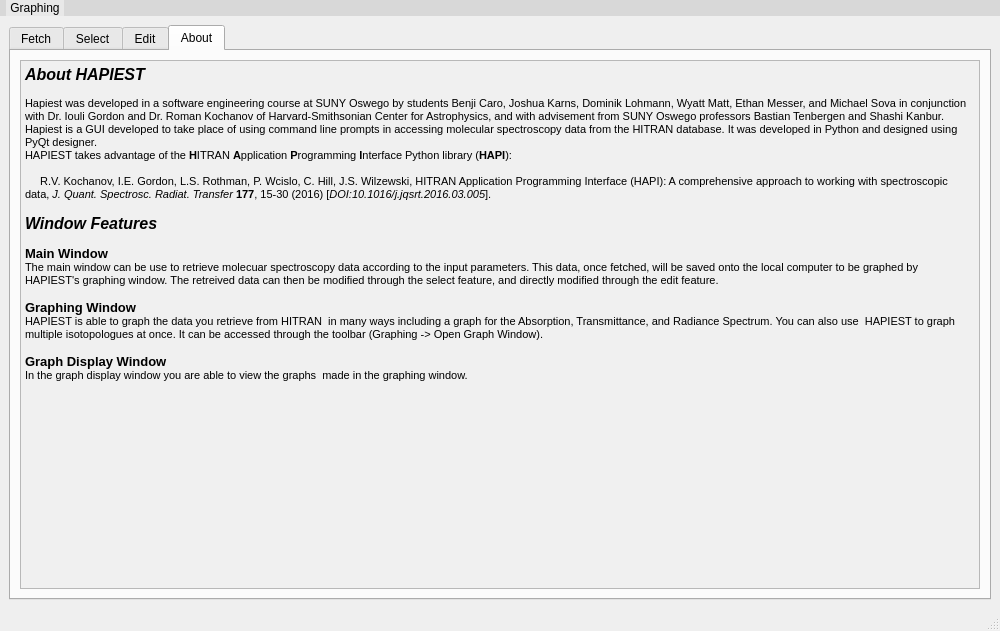
Qt form layouts/main_window.ui (hitranonline/hapiest) before a commit.
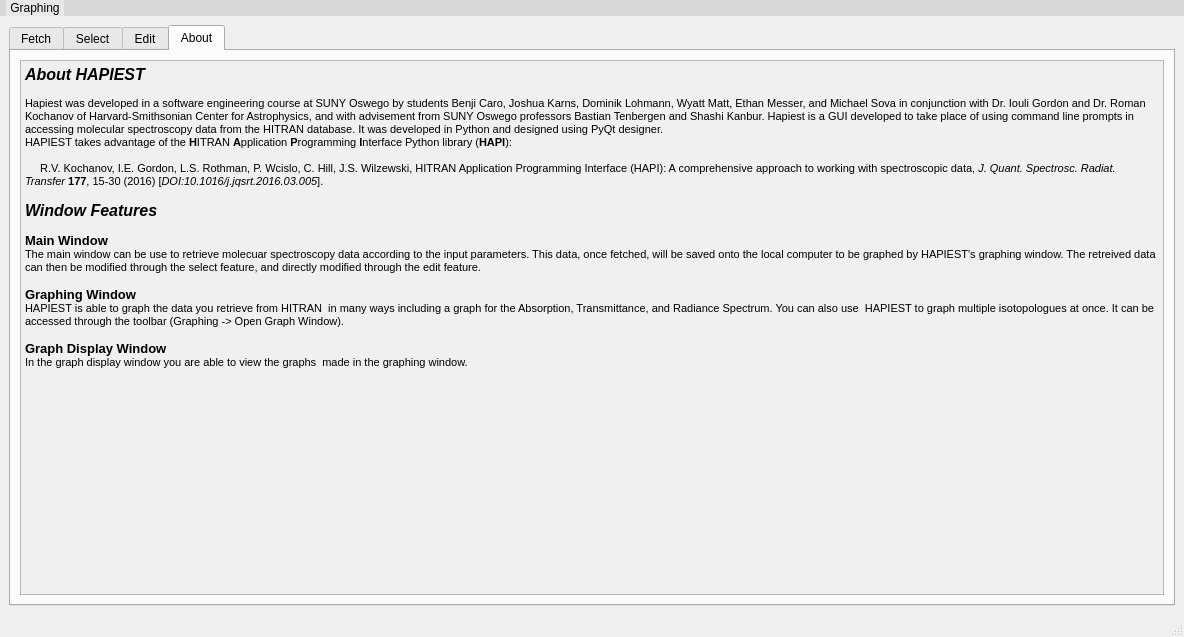
The same form after that commit. The open tabs and pages were chosen to show the change.

Commit message: Removed redundant current_table_label

```diff
--- a/layouts/main_window.ui
+++ b/layouts/main_window.ui
@@ -6,8 +6,8 @@
    <rect>
     <x>0</x>
     <y>0</y>
-    <width>1000</width>
-    <height>631</height>
+    <width>1184</width>
+    <height>637</height>
    </rect>
   </property>
   <property name="sizePolicy">
@@ -1113,24 +1113,24 @@
            <string>&lt;!DOCTYPE HTML PUBLIC &quot;-//W3C//DTD HTML 4.0//EN&quot; &quot;http://www.w3.org/TR/REC-html40/strict.dtd&quot;&gt;
 &lt;html&gt;&lt;head&gt;&lt;meta name=&quot;qrichtext&quot; content=&quot;1&quot; /&gt;&lt;style type=&quot;text/css&quot;&gt;
 p, li { white-space: pre-wrap; }
-&lt;/style&gt;&lt;/head&gt;&lt;body style=&quot; font-family:'MS Shell Dlg 2'; font-size:7.5pt; font-weight:400; font-style:normal;&quot;&gt;
-&lt;p style=&quot; margin-top:0px; margin-bottom:0px; margin-left:0px; margin-right:0px; -qt-block-indent:0; text-indent:0px;&quot;&gt;&lt;span style=&quot; font-size:12pt; font-weight:600; font-style:italic;&quot;&gt;About HAPIEST&lt;/span&gt;&lt;/p&gt;
-&lt;p style=&quot; margin-top:0px; margin-bottom:0px; margin-left:0px; margin-right:0px; -qt-block-indent:0; text-indent:0px;&quot;&gt;&lt;span style=&quot; font-size:8pt;&quot;&gt;               &lt;/span&gt;&lt;/p&gt;
-&lt;p style=&quot; margin-top:0px; margin-bottom:0px; margin-left:0px; margin-right:0px; -qt-block-indent:0; text-indent:0px;&quot;&gt;&lt;span style=&quot; font-size:8pt;&quot;&gt;Hapiest was developed in a software engineering course at SUNY Oswego by students Benji Caro, Joshua Karns, Dominik Lohmann, Wyatt Matt, Ethan Messer, and Michael Sova in conjunction with Dr. Iouli Gordon and Dr. Roman Kochanov of Harvard-Smithsonian Center for Astrophysics, and with advisement from SUNY Oswego professors Bastian Tenbergen and Shashi Kanbur. Hapiest is a GUI developed to take place of using command line prompts in accessing molecular spectroscopy data from the HITRAN database. It was developed in Python and designed using PyQt designer.&lt;/span&gt;&lt;/p&gt;
-&lt;p style=&quot; margin-top:0px; margin-bottom:0px; margin-left:0px; margin-right:0px; -qt-block-indent:0; text-indent:0px;&quot;&gt;&lt;span style=&quot; font-size:8pt;&quot;&gt;HAPIEST takes advantage of the &lt;/span&gt;&lt;span style=&quot; font-size:8pt; font-weight:600;&quot;&gt;H&lt;/span&gt;&lt;span style=&quot; font-size:8pt;&quot;&gt;ITRAN &lt;/span&gt;&lt;span style=&quot; font-size:8pt; font-weight:600;&quot;&gt;A&lt;/span&gt;&lt;span style=&quot; font-size:8pt;&quot;&gt;pplication &lt;/span&gt;&lt;span style=&quot; font-size:8pt; font-weight:600;&quot;&gt;P&lt;/span&gt;&lt;span style=&quot; font-size:8pt;&quot;&gt;rogramming &lt;/span&gt;&lt;span style=&quot; font-size:8pt; font-weight:600;&quot;&gt;I&lt;/span&gt;&lt;span style=&quot; font-size:8pt;&quot;&gt;nterface Python library (&lt;/span&gt;&lt;span style=&quot; font-size:8pt; font-weight:600;&quot;&gt;HAPI&lt;/span&gt;&lt;span style=&quot; font-size:8pt;&quot;&gt;):&lt;/span&gt;&lt;/p&gt;
-&lt;p style=&quot;-qt-paragraph-type:empty; margin-top:0px; margin-bottom:0px; margin-left:0px; margin-right:0px; -qt-block-indent:0; text-indent:0px; font-size:8pt;&quot;&gt;&lt;br /&gt;&lt;/p&gt;
-&lt;p style=&quot; margin-top:0px; margin-bottom:0px; margin-left:0px; margin-right:0px; -qt-block-indent:0; text-indent:0px;&quot;&gt;&lt;span style=&quot; font-size:8pt;&quot;&gt;     R.V. Kochanov, I.E. Gordon, L.S. Rothman, P. Wcislo, C. Hill, J.S. Wilzewski, HITRAN Application Programming Interface (HAPI): A comprehensive approach to working with spectroscopic data, &lt;/span&gt;&lt;span style=&quot; font-size:8pt; font-style:italic;&quot;&gt;J. Quant. Spectrosc. Radiat. Transfer&lt;/span&gt;&lt;span style=&quot; font-size:8pt;&quot;&gt; &lt;/span&gt;&lt;span style=&quot; font-size:8pt; font-weight:600;&quot;&gt;177&lt;/span&gt;&lt;span style=&quot; font-size:8pt;&quot;&gt;, 15-30 (2016) [&lt;/span&gt;&lt;span style=&quot; font-size:8pt; font-style:italic;&quot;&gt;DOI:10.1016/j.jqsrt.2016.03.005&lt;/span&gt;&lt;span style=&quot; font-size:8pt;&quot;&gt;].&lt;/span&gt;&lt;/p&gt;
-&lt;p style=&quot; margin-top:0px; margin-bottom:0px; margin-left:0px; margin-right:0px; -qt-block-indent:0; text-indent:0px;&quot;&gt;&lt;span style=&quot; font-size:8pt;&quot;&gt;           &lt;/span&gt;&lt;/p&gt;
-&lt;p style=&quot; margin-top:0px; margin-bottom:0px; margin-left:0px; margin-right:0px; -qt-block-indent:0; text-indent:0px;&quot;&gt;&lt;span style=&quot; font-size:12pt; font-weight:600; font-style:italic;&quot;&gt;Window Features &lt;/span&gt;&lt;span style=&quot; font-size:12pt;&quot;&gt;               &lt;/span&gt;&lt;span style=&quot; font-size:8pt;&quot;&gt;                &lt;/span&gt;&lt;/p&gt;
-&lt;p style=&quot;-qt-paragraph-type:empty; margin-top:0px; margin-bottom:0px; margin-left:0px; margin-right:0px; -qt-block-indent:0; text-indent:0px; font-size:8pt;&quot;&gt;&lt;br /&gt;&lt;/p&gt;
-&lt;p style=&quot; margin-top:0px; margin-bottom:0px; margin-left:0px; margin-right:0px; -qt-block-indent:0; text-indent:0px;&quot;&gt;&lt;span style=&quot; font-size:10pt; font-weight:600;&quot;&gt;Main Window&lt;/span&gt;&lt;span style=&quot; font-size:10pt;&quot;&gt; &lt;/span&gt;&lt;span style=&quot; font-size:8pt;&quot;&gt;                &lt;/span&gt;&lt;/p&gt;
-&lt;p style=&quot; margin-top:0px; margin-bottom:0px; margin-left:0px; margin-right:0px; -qt-block-indent:0; text-indent:0px;&quot;&gt;&lt;span style=&quot; font-size:8pt;&quot;&gt;The main window can be use to retrieve molecuar spectroscopy data according to the input parameters. This data, once fetched, will be saved onto the local computer to be graphed by HAPIEST's graphing window. The retreived data can then be modified through the select feature, and directly modified through the edit feature.                &lt;/span&gt;&lt;/p&gt;
-&lt;p style=&quot;-qt-paragraph-type:empty; margin-top:0px; margin-bottom:0px; margin-left:0px; margin-right:0px; -qt-block-indent:0; text-indent:0px; font-size:8pt;&quot;&gt;&lt;br /&gt;&lt;/p&gt;
-&lt;p style=&quot; margin-top:0px; margin-bottom:0px; margin-left:0px; margin-right:0px; -qt-block-indent:0; text-indent:0px;&quot;&gt;&lt;span style=&quot; font-size:10pt; font-weight:600;&quot;&gt;Graphing Window&lt;/span&gt;&lt;span style=&quot; font-size:10pt;&quot;&gt; &lt;/span&gt;&lt;span style=&quot; font-size:8pt;&quot;&gt;                &lt;/span&gt;&lt;/p&gt;
-&lt;p style=&quot; margin-top:0px; margin-bottom:0px; margin-left:0px; margin-right:0px; -qt-block-indent:0; text-indent:0px;&quot;&gt;&lt;span style=&quot; font-size:8pt;&quot;&gt;HAPIEST is able to graph the data you retrieve from HITRAN  in many ways including a graph for the Absorption, Transmittance, and Radiance Spectrum. You can also use  HAPIEST to graph multiple isotopologues at once. It can be accessed through the toolbar (Graphing -&amp;gt; Open Graph Window).                &lt;/span&gt;&lt;/p&gt;
-&lt;p style=&quot;-qt-paragraph-type:empty; margin-top:0px; margin-bottom:0px; margin-left:0px; margin-right:0px; -qt-block-indent:0; text-indent:0px; font-size:8pt;&quot;&gt;&lt;br /&gt;&lt;/p&gt;
-&lt;p style=&quot; margin-top:0px; margin-bottom:0px; margin-left:0px; margin-right:0px; -qt-block-indent:0; text-indent:0px;&quot;&gt;&lt;span style=&quot; font-size:10pt; font-weight:600;&quot;&gt;Graph Display Window&lt;/span&gt;&lt;span style=&quot; font-size:10pt;&quot;&gt; &lt;/span&gt;&lt;span style=&quot; font-size:8pt;&quot;&gt;                &lt;/span&gt;&lt;/p&gt;
-&lt;p style=&quot; margin-top:0px; margin-bottom:0px; margin-left:0px; margin-right:0px; -qt-block-indent:0; text-indent:0px;&quot;&gt;&lt;span style=&quot; font-size:8pt;&quot;&gt;In the graph display window you are able to view the graphs  made in the graphing window.            &lt;/span&gt;&lt;/p&gt;&lt;/body&gt;&lt;/html&gt;</string>
+&lt;/style&gt;&lt;/head&gt;&lt;body style=&quot; font-family:'DejaVu Sans Mono'; font-size:10pt; font-weight:400; font-style:normal;&quot;&gt;
+&lt;p style=&quot; margin-top:0px; margin-bottom:0px; margin-left:0px; margin-right:0px; -qt-block-indent:0; text-indent:0px;&quot;&gt;&lt;span style=&quot; font-family:'MS Shell Dlg 2'; font-size:12pt; font-weight:600; font-style:italic;&quot;&gt;About HAPIEST&lt;/span&gt;&lt;/p&gt;
+&lt;p style=&quot; margin-top:0px; margin-bottom:0px; margin-left:0px; margin-right:0px; -qt-block-indent:0; text-indent:0px;&quot;&gt;&lt;span style=&quot; font-family:'MS Shell Dlg 2'; font-size:8pt;&quot;&gt;               &lt;/span&gt;&lt;/p&gt;
+&lt;p style=&quot; margin-top:0px; margin-bottom:0px; margin-left:0px; margin-right:0px; -qt-block-indent:0; text-indent:0px;&quot;&gt;&lt;span style=&quot; font-family:'MS Shell Dlg 2'; font-size:8pt;&quot;&gt;Hapiest was developed in a software engineering course at SUNY Oswego by students Benji Caro, Joshua Karns, Dominik Lohmann, Wyatt Matt, Ethan Messer, and Michael Sova in conjunction with Dr. Iouli Gordon and Dr. Roman Kochanov of Harvard-Smithsonian Center for Astrophysics, and with advisement from SUNY Oswego professors Bastian Tenbergen and Shashi Kanbur. Hapiest is a GUI developed to take place of using command line prompts in accessing molecular spectroscopy data from the HITRAN database. It was developed in Python and designed using PyQt designer.&lt;/span&gt;&lt;/p&gt;
+&lt;p style=&quot; margin-top:0px; margin-bottom:0px; margin-left:0px; margin-right:0px; -qt-block-indent:0; text-indent:0px;&quot;&gt;&lt;span style=&quot; font-family:'MS Shell Dlg 2'; font-size:8pt;&quot;&gt;HAPIEST takes advantage of the &lt;/span&gt;&lt;span style=&quot; font-family:'MS Shell Dlg 2'; font-size:8pt; font-weight:600;&quot;&gt;H&lt;/span&gt;&lt;span style=&quot; font-family:'MS Shell Dlg 2'; font-size:8pt;&quot;&gt;ITRAN &lt;/span&gt;&lt;span style=&quot; font-family:'MS Shell Dlg 2'; font-size:8pt; font-weight:600;&quot;&gt;A&lt;/span&gt;&lt;span style=&quot; font-family:'MS Shell Dlg 2'; font-size:8pt;&quot;&gt;pplication &lt;/span&gt;&lt;span style=&quot; font-family:'MS Shell Dlg 2'; font-size:8pt; font-weight:600;&quot;&gt;P&lt;/span&gt;&lt;span style=&quot; font-family:'MS Shell Dlg 2'; font-size:8pt;&quot;&gt;rogramming &lt;/span&gt;&lt;span style=&quot; font-family:'MS Shell Dlg 2'; font-size:8pt; font-weight:600;&quot;&gt;I&lt;/span&gt;&lt;span style=&quot; font-family:'MS Shell Dlg 2'; font-size:8pt;&quot;&gt;nterface Python library (&lt;/span&gt;&lt;span style=&quot; font-family:'MS Shell Dlg 2'; font-size:8pt; font-weight:600;&quot;&gt;HAPI&lt;/span&gt;&lt;span style=&quot; font-family:'MS Shell Dlg 2'; font-size:8pt;&quot;&gt;):&lt;/span&gt;&lt;/p&gt;
+&lt;p style=&quot;-qt-paragraph-type:empty; margin-top:0px; margin-bottom:0px; margin-left:0px; margin-right:0px; -qt-block-indent:0; text-indent:0px; font-family:'MS Shell Dlg 2'; font-size:8pt;&quot;&gt;&lt;br /&gt;&lt;/p&gt;
+&lt;p style=&quot; margin-top:0px; margin-bottom:0px; margin-left:0px; margin-right:0px; -qt-block-indent:0; text-indent:0px;&quot;&gt;&lt;span style=&quot; font-family:'MS Shell Dlg 2'; font-size:8pt;&quot;&gt;     R.V. Kochanov, I.E. Gordon, L.S. Rothman, P. Wcislo, C. Hill, J.S. Wilzewski, HITRAN Application Programming Interface (HAPI): A comprehensive approach to working with spectroscopic data, &lt;/span&gt;&lt;span style=&quot; font-family:'MS Shell Dlg 2'; font-size:8pt; font-style:italic;&quot;&gt;J. Quant. Spectrosc. Radiat. Transfer&lt;/span&gt;&lt;span style=&quot; font-family:'MS Shell Dlg 2'; font-size:8pt;&quot;&gt; &lt;/span&gt;&lt;span style=&quot; font-family:'MS Shell Dlg 2'; font-size:8pt; font-weight:600;&quot;&gt;177&lt;/span&gt;&lt;span style=&quot; font-family:'MS Shell Dlg 2'; font-size:8pt;&quot;&gt;, 15-30 (2016) [&lt;/span&gt;&lt;span style=&quot; font-family:'MS Shell Dlg 2'; font-size:8pt; font-style:italic;&quot;&gt;DOI:10.1016/j.jqsrt.2016.03.005&lt;/span&gt;&lt;span style=&quot; font-family:'MS Shell Dlg 2'; font-size:8pt;&quot;&gt;].&lt;/span&gt;&lt;/p&gt;
+&lt;p style=&quot; margin-top:0px; margin-bottom:0px; margin-left:0px; margin-right:0px; -qt-block-indent:0; text-indent:0px;&quot;&gt;&lt;span style=&quot; font-family:'MS Shell Dlg 2'; font-size:8pt;&quot;&gt;           &lt;/span&gt;&lt;/p&gt;
+&lt;p style=&quot; margin-top:0px; margin-bottom:0px; margin-left:0px; margin-right:0px; -qt-block-indent:0; text-indent:0px;&quot;&gt;&lt;span style=&quot; font-family:'MS Shell Dlg 2'; font-size:12pt; font-weight:600; font-style:italic;&quot;&gt;Window Features &lt;/span&gt;&lt;span style=&quot; font-family:'MS Shell Dlg 2'; font-size:12pt;&quot;&gt;               &lt;/span&gt;&lt;span style=&quot; font-family:'MS Shell Dlg 2'; font-size:8pt;&quot;&gt;                &lt;/span&gt;&lt;/p&gt;
+&lt;p style=&quot;-qt-paragraph-type:empty; margin-top:0px; margin-bottom:0px; margin-left:0px; margin-right:0px; -qt-block-indent:0; text-indent:0px; font-family:'MS Shell Dlg 2'; font-size:8pt;&quot;&gt;&lt;br /&gt;&lt;/p&gt;
+&lt;p style=&quot; margin-top:0px; margin-bottom:0px; margin-left:0px; margin-right:0px; -qt-block-indent:0; text-indent:0px;&quot;&gt;&lt;span style=&quot; font-family:'MS Shell Dlg 2'; font-weight:600;&quot;&gt;Main Window&lt;/span&gt;&lt;span style=&quot; font-family:'MS Shell Dlg 2';&quot;&gt; &lt;/span&gt;&lt;span style=&quot; font-family:'MS Shell Dlg 2'; font-size:8pt;&quot;&gt;                &lt;/span&gt;&lt;/p&gt;
+&lt;p style=&quot; margin-top:0px; margin-bottom:0px; margin-left:0px; margin-right:0px; -qt-block-indent:0; text-indent:0px;&quot;&gt;&lt;span style=&quot; font-family:'MS Shell Dlg 2'; font-size:8pt;&quot;&gt;The main window can be use to retrieve molecuar spectroscopy data according to the input parameters. This data, once fetched, will be saved onto the local computer to be graphed by HAPIEST's graphing window. The retreived data can then be modified through the select feature, and directly modified through the edit feature.                &lt;/span&gt;&lt;/p&gt;
+&lt;p style=&quot;-qt-paragraph-type:empty; margin-top:0px; margin-bottom:0px; margin-left:0px; margin-right:0px; -qt-block-indent:0; text-indent:0px; font-family:'MS Shell Dlg 2'; font-size:8pt;&quot;&gt;&lt;br /&gt;&lt;/p&gt;
+&lt;p style=&quot; margin-top:0px; margin-bottom:0px; margin-left:0px; margin-right:0px; -qt-block-indent:0; text-indent:0px;&quot;&gt;&lt;span style=&quot; font-family:'MS Shell Dlg 2'; font-weight:600;&quot;&gt;Graphing Window&lt;/span&gt;&lt;span style=&quot; font-family:'MS Shell Dlg 2';&quot;&gt; &lt;/span&gt;&lt;span style=&quot; font-family:'MS Shell Dlg 2'; font-size:8pt;&quot;&gt;                &lt;/span&gt;&lt;/p&gt;
+&lt;p style=&quot; margin-top:0px; margin-bottom:0px; margin-left:0px; margin-right:0px; -qt-block-indent:0; text-indent:0px;&quot;&gt;&lt;span style=&quot; font-family:'MS Shell Dlg 2'; font-size:8pt;&quot;&gt;HAPIEST is able to graph the data you retrieve from HITRAN  in many ways including a graph for the Absorption, Transmittance, and Radiance Spectrum. You can also use  HAPIEST to graph multiple isotopologues at once. It can be accessed through the toolbar (Graphing -&amp;gt; Open Graph Window).                &lt;/span&gt;&lt;/p&gt;
+&lt;p style=&quot;-qt-paragraph-type:empty; margin-top:0px; margin-bottom:0px; margin-left:0px; margin-right:0px; -qt-block-indent:0; text-indent:0px; font-family:'MS Shell Dlg 2'; font-size:8pt;&quot;&gt;&lt;br /&gt;&lt;/p&gt;
+&lt;p style=&quot; margin-top:0px; margin-bottom:0px; margin-left:0px; margin-right:0px; -qt-block-indent:0; text-indent:0px;&quot;&gt;&lt;span style=&quot; font-family:'MS Shell Dlg 2'; font-weight:600;&quot;&gt;Graph Display Window&lt;/span&gt;&lt;span style=&quot; font-family:'MS Shell Dlg 2';&quot;&gt; &lt;/span&gt;&lt;span style=&quot; font-family:'MS Shell Dlg 2'; font-size:8pt;&quot;&gt;                &lt;/span&gt;&lt;/p&gt;
+&lt;p style=&quot; margin-top:0px; margin-bottom:0px; margin-left:0px; margin-right:0px; -qt-block-indent:0; text-indent:0px;&quot;&gt;&lt;span style=&quot; font-family:'MS Shell Dlg 2'; font-size:8pt;&quot;&gt;In the graph display window you are able to view the graphs  made in the graphing window.            &lt;/span&gt;&lt;/p&gt;&lt;/body&gt;&lt;/html&gt;</string>
           </property>
          </widget>
         </item>
@@ -1145,8 +1145,8 @@
     <rect>
      <x>0</x>
      <y>0</y>
-     <width>1000</width>
-     <height>23</height>
+     <width>1184</width>
+     <height>35</height>
     </rect>
    </property>
    <property name="styleSheet">
```
Left out of the diff: 27 changed lines with no effect on the pictures.
